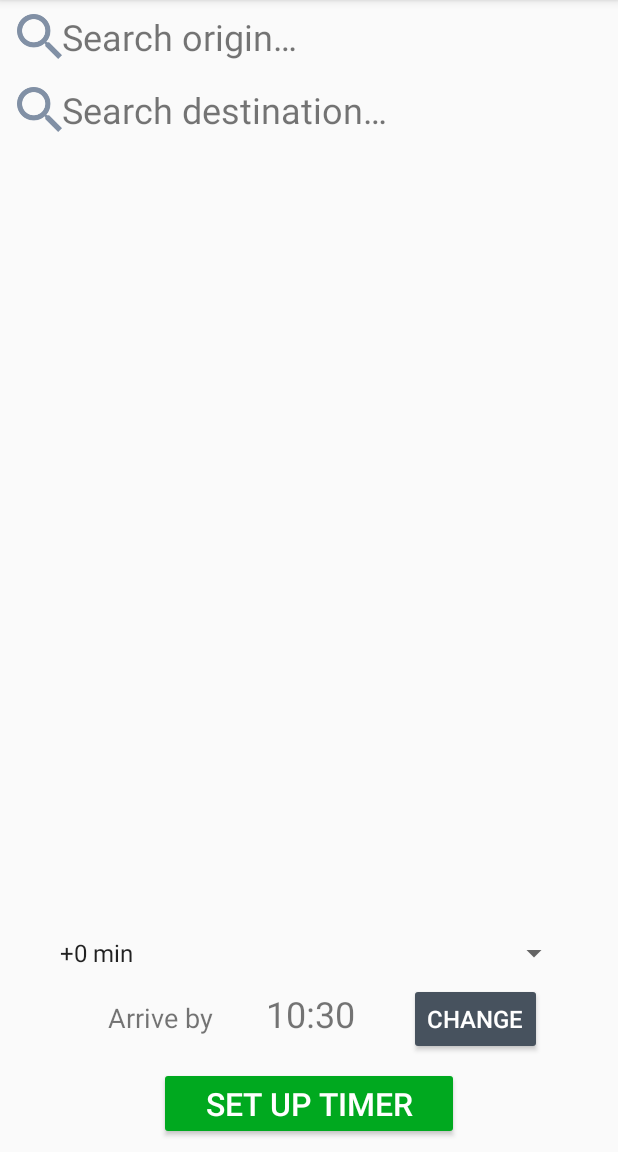
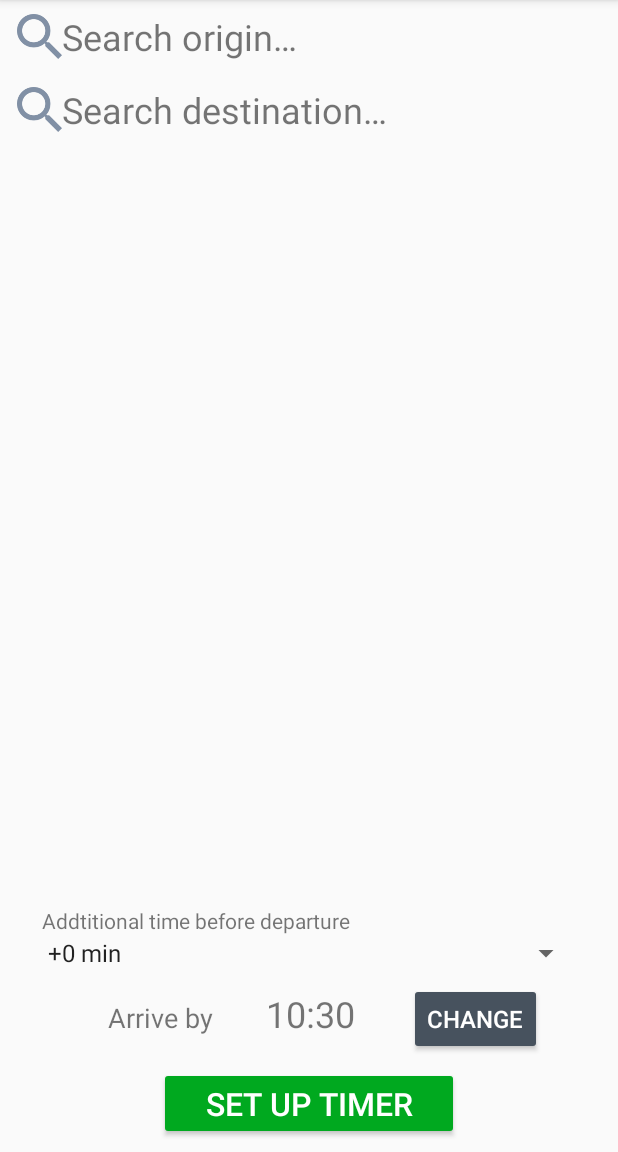
Before and after one commit to MartinK99/hsl-commuter-reminder, an Android app: the screen it shows after launch (MainActivity), on a phone screen of 412 x 824 dp, the part 84-1236 px from its top. Run offline under Robolectric (Android 15) with nearby library versions, the phone set to English and light mode, and no system bars.

Commit message:
Finishing touches on UI

```diff
--- a/app/src/main/res/layout/activity_main.xml
+++ b/app/src/main/res/layout/activity_main.xml
@@ -108,12 +108,21 @@
         android:id="@+id/timeBufferSpinner"
         android:layout_width="0dp"
         android:layout_height="wrap_content"
-        android:layout_marginStart="32dp"
-        android:layout_marginEnd="32dp"
+        android:layout_marginStart="24dp"
+        android:layout_marginEnd="24dp"
         android:layout_marginBottom="8dp"
         android:spinnerMode="dropdown"
         app:layout_constraintBottom_toTopOf="@+id/linearLayout"
         app:layout_constraintEnd_toEndOf="parent"
         app:layout_constraintStart_toStartOf="parent" />
 
+    <TextView
+        android:id="@+id/timeBufferHelpText"
+        android:layout_width="wrap_content"
+        android:layout_height="wrap_content"
+        android:layout_marginStart="4dp"
+        android:text="@string/time_buffer_help_text"
+        app:layout_constraintBottom_toTopOf="@+id/timeBufferSpinner"
+        app:layout_constraintStart_toStartOf="@+id/timeBufferSpinner" />
+
 </androidx.constraintlayout.widget.ConstraintLayout>
--- a/app/src/main/res/layout/activity_reminder.xml
+++ b/app/src/main/res/layout/activity_reminder.xml
@@ -20,7 +20,7 @@
         android:id="@+id/timeLeftText"
         android:layout_width="wrap_content"
         android:layout_height="wrap_content"
-        android:layout_marginTop="10dp"
+        android:layout_marginTop="20dp"
         android:textColor="#FF77D353"
         android:textSize="50sp"
         app:layout_constraintEnd_toEndOf="parent"
--- a/app/src/main/res/values/strings.xml
+++ b/app/src/main/res/values/strings.xml
@@ -11,6 +11,7 @@
     <string name="reminder_additional_text">Your recommended departure is in</string>
     <string name="reminder_additional_text_negative">Your recommended departure was</string>
     <string name="change_settings_button">Change settings</string>
+    <string name="time_buffer_help_text">Addtitional time before departure</string>
     <string-array name="time_buffer_array">
         <item>+0 min</item>
         <item>+5 min</item>
```
